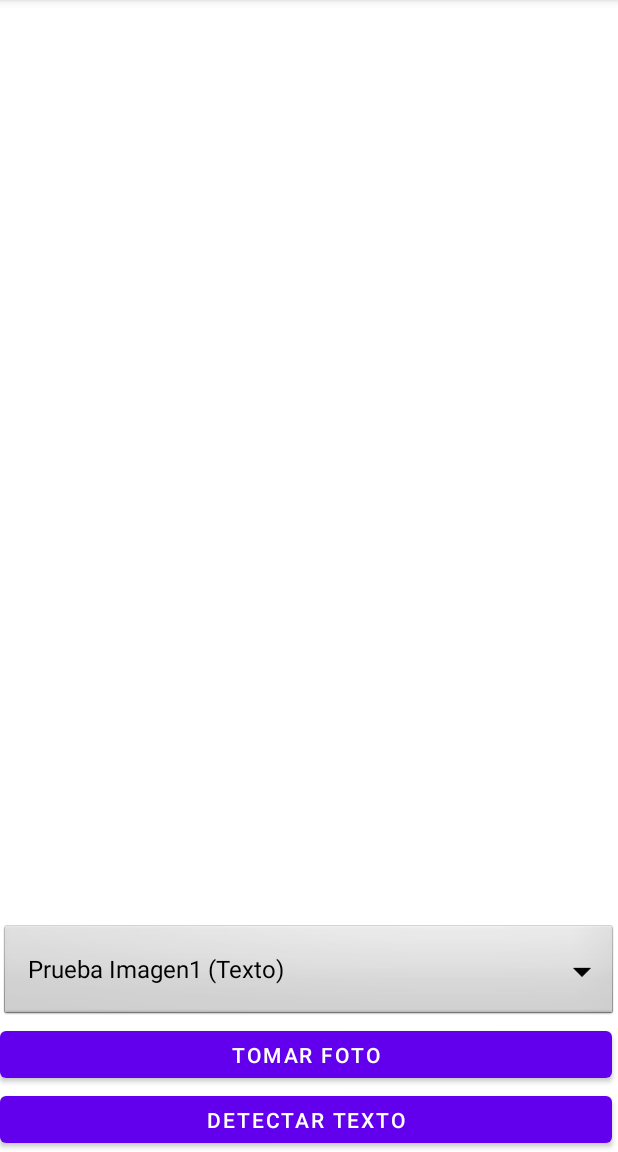
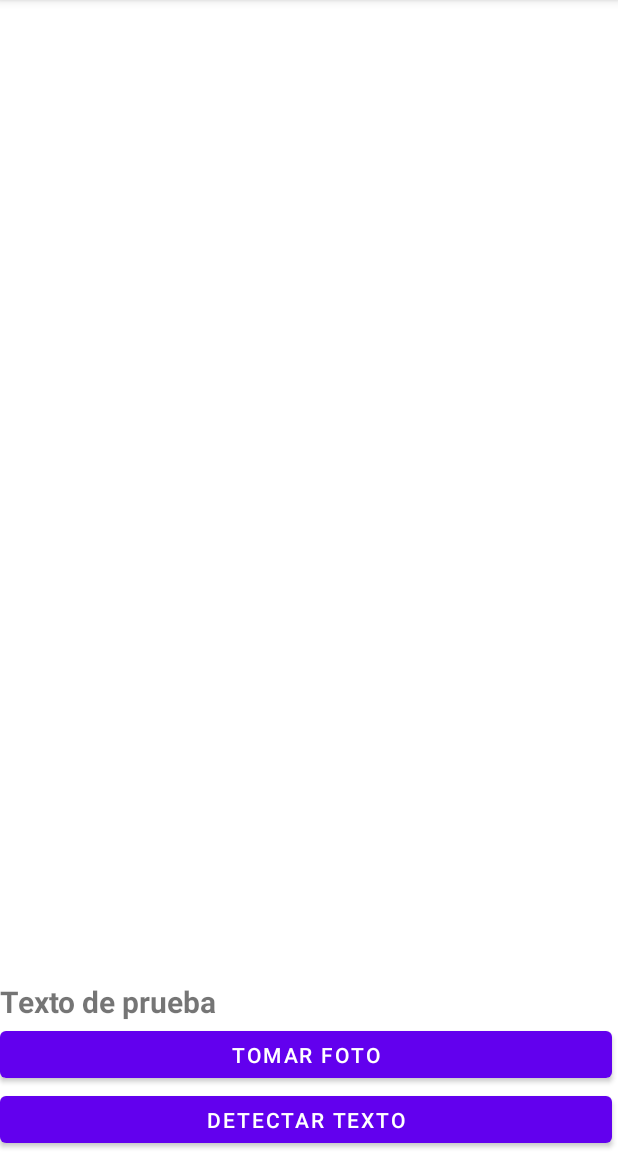
Before and after one commit to JohnEstebanAP/TextRecognistion, an Android app: the screen it shows after launch (MainActivity), on a phone screen of 412 x 824 dp, the part 84-1236 px from its top. Run offline under Robolectric (Android 15) with nearby library versions, the phone set to English and light mode, and no system bars; libraries missing offline, so code that uses them is left out: com.google.mlkit.vision.

Commit message:
impresion de texto exitosa

```diff
--- a/app/src/main/java/com/example/textrecognistion/MainActivity.java
+++ b/app/src/main/java/com/example/textrecognistion/MainActivity.java
@@ -3,8 +3,6 @@ package com.example.textrecognistion;
 
 import androidx.annotation.NonNull;
 import androidx.appcompat.app.AppCompatActivity;
-
-import android.content.ActivityNotFoundException;
 import android.content.Context;
 import android.content.Intent;
 import android.content.res.AssetManager;
@@ -15,23 +13,17 @@ import android.provider.MediaStore;
 import android.util.Pair;
 import android.view.View;
 import android.widget.AdapterView;
-import android.widget.ArrayAdapter;
 import android.widget.Button;
 import android.widget.ImageView;
-import android.widget.Spinner;
 import android.widget.TextView;
 import android.widget.Toast;
-
-
 import com.google.android.gms.tasks.OnFailureListener;
 import com.google.android.gms.tasks.OnSuccessListener;
 import com.google.mlkit.vision.common.InputImage;
 import com.google.mlkit.vision.text.Text;
-
 import com.google.mlkit.vision.text.TextRecognition;
 import com.google.mlkit.vision.text.TextRecognizer;
 import com.google.mlkit.vision.text.latin.TextRecognizerOptions;
-
 import java.io.IOException;
 import java.io.InputStream;
 import java.util.List;
@@ -45,6 +37,7 @@ public class MainActivity extends AppCompatActivity implements AdapterView.OnIte
     private Integer mImageMaxHeight;
     private static final int RESULTS_TO_SHOW = 10;
     Button btnCamara;
+    TextView textView;
 
     @Override
     protected void onCreate(Bundle savedInstanceState) {
@@ -54,6 +47,7 @@ public class MainActivity extends AppCompatActivity implements AdapterView.OnIte
         mImageView = findViewById(R.id.image_view);
         mSuperposicionGrafica = findViewById(R.id.graphic_overlay);
         btnCamara = findViewById(R.id.btn_camera);
+        textView = findViewById(R.id.textView);
 
         btnCamara.setOnClickListener(new View.OnClickListener() {
             @Override
@@ -68,22 +62,7 @@ public class MainActivity extends AppCompatActivity implements AdapterView.OnIte
                 runTextRecognition();
             }
         });
-        Spinner dropdown = findViewById(R.id.spinner);
-        String[] item = new String[]{
-                "Prueba Imagen1 (Texto)",
-                "Prueba Imagen2 (Texto)",
-                "Prueba Imagen3 (Texto)",
-                "Prueba Imagen4 (Texto)",
-                "Prueba Imagen5 (Texto)",
-                "Prueba Imagen6 (Texto)",
-                "Prueba Imagen7 (Texto)",
-                "Prueba Imagen8 (Texto)",
-                "Prueba Imagen9 (Texto)",
-                "Prueba Imagen10 (Texto)"};
 
-        ArrayAdapter<String> adapter = new ArrayAdapter<>(this, android.R.layout.simple_spinner_dropdown_item, item);
-        dropdown.setAdapter(adapter);
-        dropdown.setOnItemSelectedListener(this);
     }
 
 
@@ -126,21 +105,7 @@ public class MainActivity extends AppCompatActivity implements AdapterView.OnIte
 
     private void processTextRecognitionResult(Text texts){
         List<Text.TextBlock> blocks = texts.getTextBlocks();
-        if (blocks.size()==0) {
-            showToast("No hay texto");
-            return;
-        }
-        mSuperposicionGrafica.clear();
-        for (int i=0; i< blocks.size(); i++){
-            List<Text.Line> lines = blocks.get(i).getLines();
-            for (int j=0; j<lines.size(); j++){
-                List<Text.Element> elements = lines.get(j).getElements();
-                for (int k=0;k<elements.size();k++){
-                    SuperposicionGrafica.Graphic textGraphic=new GraficoTexto(mSuperposicionGrafica, elements.get(k));
-                    mSuperposicionGrafica.add(textGraphic);
-                }
-            }
-        }
+        textView.setText(texts.getText());
     }
 
     private void  showToast(String message){
@@ -159,6 +124,7 @@ public class MainActivity extends AppCompatActivity implements AdapterView.OnIte
         }
         return mImageMaxHeight;
     }
+
     private Pair<Integer, Integer> getTargetedWidthHeight(){
         int targetWidth;
         int targetHeight;
@@ -170,7 +136,6 @@ public class MainActivity extends AppCompatActivity implements AdapterView.OnIte
     }
     public void onItemSelected(Bitmap imgBitmap){
         mSuperposicionGrafica.clear();
-        //mSelectedImage = getBitmapFromAsset(this, "1.jpg");
         mSelectedImage = imgBitmap;
         if (mSelectedImage!= null){
             Pair<Integer, Integer> targetedSize = getTargetedWidthHeight();
@@ -194,27 +159,5 @@ public class MainActivity extends AppCompatActivity implements AdapterView.OnIte
     @Override
     public void onNothingSelected(AdapterView<?> parent){ }
 
-    public static Bitmap getBitmapFromAsset(Context context, String filePath){
-        AssetManager assetManager = context.getAssets();
-        InputStream is;
-        Bitmap bitmap = null;
-        try{
-            is = assetManager.open(filePath);
-            bitmap = BitmapFactory.decodeStream(is);
-        }catch (IOException e){
-            e.printStackTrace();
-        }
-        return bitmap;
-    }
 
-
-
-    /*private void detectTextFromImage()
-    {
-        FirebaseVisionImage firebaseVisionImage = FirebaseVisionImage.fromBitmap(imageBitmap);
-        FirebaseVisionTextDetector firebaseVisionTextDetector= getInstance().getVisionTextDetector();
-        firebaseVisionTextDetector.detectInImage(firebaseVisionImage).addOnSuccessListener(new OnSuccessListener<FirebaseVisionText>(){
-
-        })
-    }*/
 }
--- a/app/src/main/res/layout/activity_main.xml
+++ b/app/src/main/res/layout/activity_main.xml
@@ -6,38 +6,30 @@
     android:layout_height="match_parent"
     tools:context=".MainActivity">
 
+
     <ImageView
         android:id="@+id/image_view"
         android:layout_width="match_parent"
-        android:layout_height="match_parent"
+        android:layout_height="470dp"
+        android:contentDescription="Select image for next recognition"
         android:scaleType="fitStart"
-        app:layout_constraintBottom_toBottomOf="parent"
+        app:layout_constraintBottom_toTopOf="@+id/textView"
         app:layout_constraintEnd_toEndOf="parent"
+        app:layout_constraintHorizontal_bias="0.0"
         app:layout_constraintStart_toStartOf="parent"
-        app:layout_constraintTop_toTopOf="parent"
-        android:contentDescription="Select image for next recognition"/>
+        app:layout_constraintTop_toTopOf="parent" />
 
     <com.example.textrecognistion.SuperposicionGrafica
         android:id="@+id/graphic_overlay"
         android:layout_width="fill_parent"
         android:layout_height="fill_parent"
-        app:layout_constraintTop_toTopOf="@+id/image_view"
-        app:layout_constraintBottom_toBottomOf="@+id/image_view"
+        android:layout_alignParentStart="true"
+        app:layout_constraintBottom_toBottomOf="@+id/button_text"
+        app:layout_constraintHorizontal_bias="0.0"
         app:layout_constraintLeft_toLeftOf="@+id/image_view"
         app:layout_constraintRight_toRightOf="@+id/image_view"
-        android:layout_alignParentStart="true"/>
-
-
-    <Spinner
-        android:id="@+id/spinner"
-        android:layout_width="match_parent"
-        android:layout_height="wrap_content"
-        android:background="@android:drawable/btn_dropdown"
-        android:spinnerMode="dropdown"
-        app:layout_constraintBottom_toTopOf="@+id/btn_camera"
-        app:layout_constraintHorizontal_bias="0.0"
-        app:layout_constraintLeft_toLeftOf="parent"
-        app:layout_constraintRight_toRightOf="parent" />
+        app:layout_constraintTop_toTopOf="@+id/image_view"
+        app:layout_constraintVertical_bias="0.0" />
 
     <Button
         android:id="@+id/btn_camera"
@@ -55,6 +47,17 @@
         app:layout_constraintBottom_toBottomOf="parent"
         app:layout_constraintLeft_toLeftOf="parent"/>
 
+    <TextView
+        android:id="@+id/textView"
+        android:gravity="bottom"
+        android:layout_width="match_parent"
+        android:layout_height="150dp"
+        android:text="@string/texto_de_prueba"
+        android:textSize="20sp"
+        android:textStyle="bold"
+        app:layout_constraintBottom_toTopOf="@+id/btn_camera"
+        tools:layout_editor_absoluteX="0dp" />
+
     <!--<Button
         android:id="@+id/button_text"
         android:layout_width="408dp"
--- a/app/src/main/res/values/strings.xml
+++ b/app/src/main/res/values/strings.xml
@@ -1,4 +1,5 @@
 <resources>
     <string name="app_name">TextRecognistion</string>
     <string name="capture_image">Capture Image</string>
+    <string name="texto_de_prueba">Texto de prueba</string>
 </resources>
```
